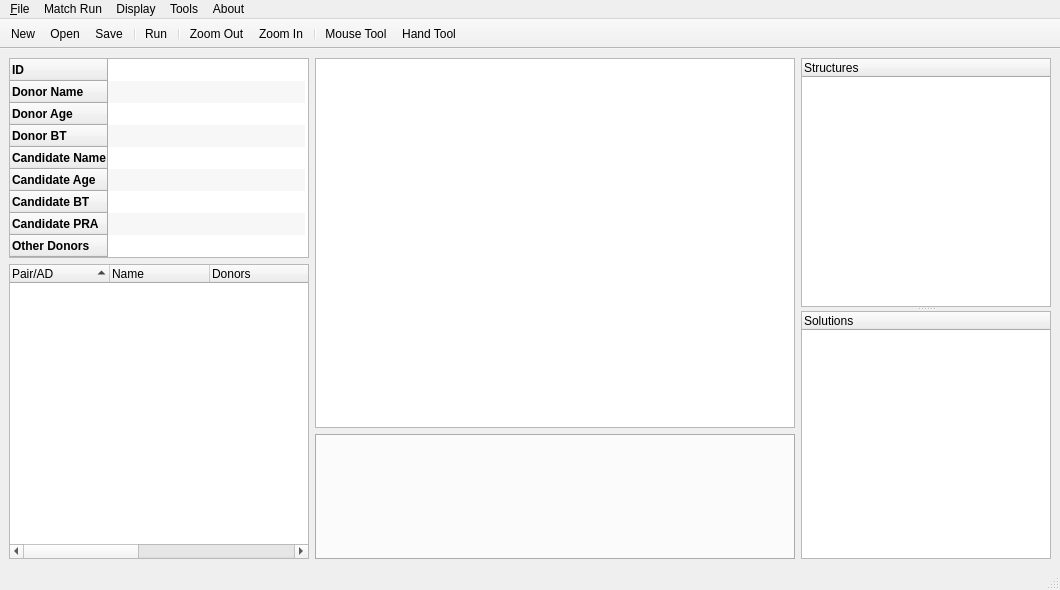
The window that KPD GUI/KPDGUI.ui (mathieubray/KPDGUI) describes before a commit, drawn with Qt 5.
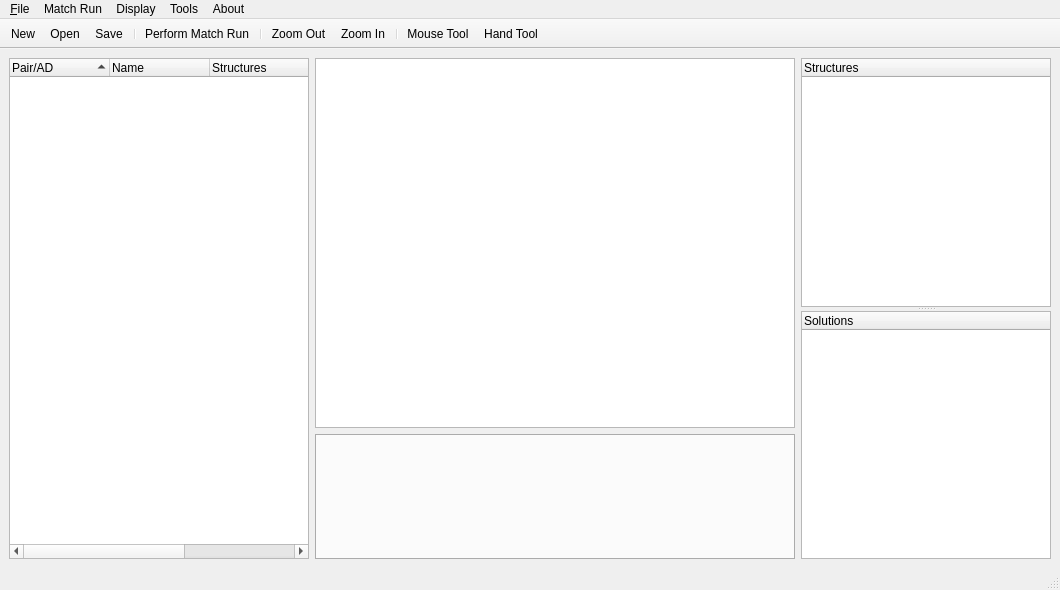
The same window after the commit. Icons and pictures are not drawn. Custom widgets are drawn as their Qt base class.

Diff of the .ui file:
```diff
--- a/KPD GUI/KPDGUI.ui
+++ b/KPD GUI/KPDGUI.ui
@@ -141,293 +141,6 @@
     </item>
     <item row="0" column="0">
      <layout class="QVBoxLayout" name="leftPanelLayout">
-      <item>
-       <widget class="QTableWidget" name="tableWidget">
-        <property name="minimumSize">
-         <size>
-          <width>300</width>
-          <height>200</height>
-         </size>
-        </property>
-        <property name="maximumSize">
-         <size>
-          <width>300</width>
-          <height>200</height>
-         </size>
-        </property>
-        <property name="verticalScrollBarPolicy">
-         <enum>Qt::ScrollBarAlwaysOff</enum>
-        </property>
-        <property name="horizontalScrollBarPolicy">
-         <enum>Qt::ScrollBarAsNeeded</enum>
-        </property>
-        <property name="sizeAdjustPolicy">
-         <enum>QAbstractScrollArea::AdjustToContents</enum>
-        </property>
-        <property name="editTriggers">
-         <set>QAbstractItemView::NoEditTriggers</set>
-        </property>
-        <property name="alternatingRowColors">
-         <bool>true</bool>
-        </property>
-        <property name="selectionMode">
-         <enum>QAbstractItemView::NoSelection</enum>
-        </property>
-        <property name="horizontalScrollMode">
-         <enum>QAbstractItemView::ScrollPerPixel</enum>
-        </property>
-        <property name="showGrid">
-         <bool>false</bool>
-        </property>
-        <property name="cornerButtonEnabled">
-         <bool>true</bool>
-        </property>
-        <attribute name="horizontalHeaderVisible">
-         <bool>false</bool>
-        </attribute>
-        <attribute name="horizontalHeaderDefaultSectionSize">
-         <number>197</number>
-        </attribute>
-        <attribute name="horizontalHeaderMinimumSectionSize">
-         <number>197</number>
-        </attribute>
-        <attribute name="verticalHeaderDefaultSectionSize">
-         <number>22</number>
-        </attribute>
-        <attribute name="verticalHeaderHighlightSections">
-         <bool>false</bool>
-        </attribute>
-        <attribute name="verticalHeaderMinimumSectionSize">
-         <number>22</number>
-        </attribute>
-        <row>
-         <property name="text">
-          <string>ID</string>
-         </property>
-         <property name="font">
-          <font>
-           <family>Arial</family>
-           <pointsize>9</pointsize>
-           <weight>75</weight>
-           <bold>true</bold>
-          </font>
-         </property>
-        </row>
-        <row>
-         <property name="text">
-          <string>Donor Name</string>
-         </property>
-         <property name="font">
-          <font>
-           <family>Arial</family>
-           <pointsize>9</pointsize>
-           <weight>75</weight>
-           <bold>true</bold>
-          </font>
-         </property>
-        </row>
-        <row>
-         <property name="text">
-          <string>Donor Age</string>
-         </property>
-         <property name="font">
-          <font>
-           <family>Arial</family>
-           <pointsize>9</pointsize>
-           <weight>75</weight>
-           <bold>true</bold>
-          </font>
-         </property>
-        </row>
-        <row>
-         <property name="text">
-          <string>Donor BT</string>
-         </property>
-         <property name="font">
-          <font>
-           <family>Arial</family>
-           <pointsize>9</pointsize>
-           <weight>75</weight>
-           <bold>true</bold>
-          </font>
-         </property>
-        </row>
-        <row>
-         <property name="text">
-          <string>Candidate Name</string>
-         </property>
-         <property name="font">
-          <font>
-           <family>Arial</family>
-           <pointsize>9</pointsize>
-           <weight>75</weight>
-           <bold>true</bold>
-          </font>
-         </property>
-        </row>
-        <row>
-         <property name="text">
-          <string>Candidate Age</string>
-         </property>
-         <property name="font">
-          <font>
-           <family>Arial</family>
-           <pointsize>9</pointsize>
-           <weight>75</weight>
-           <bold>true</bold>
-          </font>
-         </property>
-        </row>
-        <row>
-         <property name="text">
-          <string>Candidate BT</string>
-         </property>
-         <property name="font">
-          <font>
-           <family>Arial</family>
-           <pointsize>9</pointsize>
-           <weight>75</weight>
-           <bold>true</bold>
-          </font>
-         </property>
-        </row>
-        <row>
-         <property name="text">
-          <string>Candidate PRA</string>
-         </property>
-         <property name="font">
-          <font>
-           <family>Arial</family>
-           <pointsize>9</pointsize>
-           <weight>75</weight>
-           <bold>true</bold>
-          </font>
-         </property>
-        </row>
-        <row>
-         <property name="text">
-          <string>Other Donors</string>
-         </property>
-         <property name="font">
-          <font>
-           <family>Arial</family>
-           <pointsize>9</pointsize>
-           <weight>75</weight>
-           <bold>true</bold>
-          </font>
-         </property>
-        </row>
-        <column>
-         <property name="text">
-          <string>Item</string>
-         </property>
-         <property name="font">
-          <font>
-           <pointsize>10</pointsize>
-          </font>
-         </property>
-        </column>
-        <item row="0" column="0">
-         <property name="text">
-          <string/>
-         </property>
-         <property name="font">
-          <font>
-           <family>Arial</family>
-           <pointsize>9</pointsize>
-          </font>
-         </property>
-        </item>
-        <item row="1" column="0">
-         <property name="text">
-          <string/>
-         </property>
-         <property name="font">
-          <font>
-           <family>Arial</family>
-           <pointsize>9</pointsize>
-          </font>
-         </property>
-        </item>
-        <item row="2" column="0">
-         <property name="text">
-          <string/>
-         </property>
-         <property name="font">
-          <font>
-           <family>Arial</family>
-           <pointsize>9</pointsize>
-          </font>
-         </property>
-        </item>
-        <item row="3" column="0">
-         <property name="text">
-          <string/>
-         </property>
-         <property name="font">
-          <font>
-           <family>Arial</family>
-           <pointsize>9</pointsize>
-          </font>
-         </property>
-        </item>
-        <item row="4" column="0">
-         <property name="text">
-          <string/>
-         </property>
-         <property name="font">
-          <font>
-           <family>Arial</family>
-           <pointsize>9</pointsize>
-          </font>
-         </property>
-        </item>
-        <item row="5" column="0">
-         <property name="text">
-          <string/>
-         </property>
-         <property name="font">
-          <font>
-           <family>Arial</family>
-           <pointsize>9</pointsize>
-          </font>
-         </property>
-        </item>
-        <item row="6" column="0">
-         <property name="text">
-          <string/>
-         </property>
-         <property name="font">
-          <font>
-           <family>Arial</family>
-           <pointsize>9</pointsize>
-          </font>
-         </property>
-        </item>
-        <item row="7" column="0">
-         <property name="text">
-          <string/>
-         </property>
-         <property name="font">
-          <font>
-           <family>Arial</family>
-           <pointsize>9</pointsize>
-          </font>
-         </property>
-        </item>
-        <item row="8" column="0">
-         <property name="text">
-          <string/>
-         </property>
-         <property name="font">
-          <font>
-           <family>Arial</family>
-           <pointsize>9</pointsize>
-          </font>
-         </property>
-        </item>
-       </widget>
-      </item>
       <item>
        <widget class="KPDGUIPairList" name="pairWidget">
         <property name="minimumSize">
@@ -464,20 +177,12 @@
           <string>Name</string>
          </property>
         </column>
-        <column>
-         <property name="text">
-          <string>Donors</string>
-         </property>
-         <property name="textAlignment">
-          <set>AlignLeft|AlignVCenter</set>
-         </property>
-        </column>
         <column>
          <property name="text">
           <string>Structures</string>
          </property>
          <property name="textAlignment">
-          <set>AlignLeft|AlignVCenter</set>
+          <set>AlignLeading|AlignVCenter</set>
          </property>
         </column>
         <column>
@@ -485,23 +190,15 @@
           <string>Solutions</string>
          </property>
          <property name="textAlignment">
-          <set>AlignLeft|AlignVCenter</set>
+          <set>AlignLeading|AlignVCenter</set>
          </property>
         </column>
         <column>
          <property name="text">
-          <string>Comp. Donors</string>
+          <string>Compatibilities</string>
          </property>
          <property name="textAlignment">
-          <set>AlignLeft|AlignVCenter</set>
-         </property>
-        </column>
-        <column>
-         <property name="text">
-          <string>Comp. Recipients</string>
-         </property>
-         <property name="textAlignment">
-          <set>AlignLeft|AlignVCenter</set>
+          <set>AlignLeading|AlignVCenter</set>
          </property>
         </column>
        </widget>
@@ -690,7 +387,7 @@
      <normaloff>:/images/images/run.png</normaloff>:/images/images/run.png</iconset>
    </property>
    <property name="text">
-    <string>&amp;Run</string>
+    <string>Perform Match Run</string>
    </property>
    <property name="shortcut">
     <string>Ctrl+R</string>
```
Left out of the diff: 231 changed lines with no effect on the pictures.
